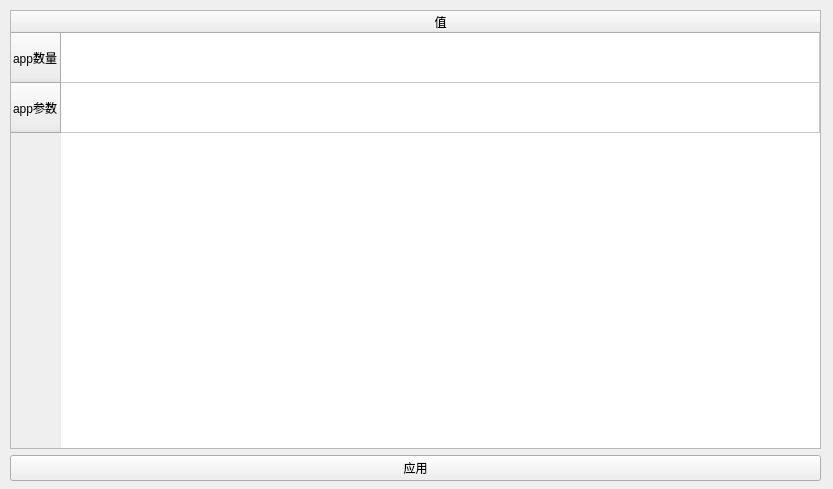
tocods/jobSimQt, file UI/Network/Host/edit_host_netargs_rdma.ui: the form before one commit.
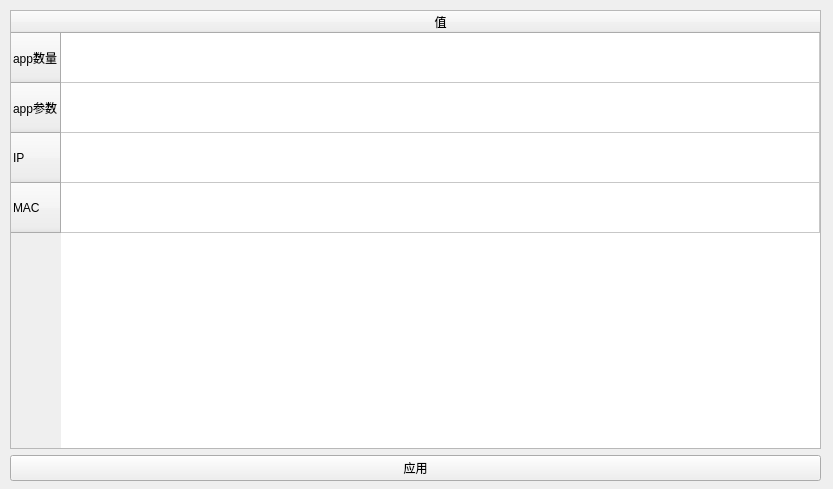
The form after the commit.

The edit to the form file:
```diff
--- a/UI/Network/Host/edit_host_netargs_rdma.ui
+++ b/UI/Network/Host/edit_host_netargs_rdma.ui
@@ -62,6 +62,16 @@
         <string>app参数</string>
        </property>
       </row>
+      <row>
+       <property name="text">
+        <string>IP</string>
+       </property>
+      </row>
+      <row>
+       <property name="text">
+        <string>MAC</string>
+       </property>
+      </row>
       <column>
        <property name="text">
         <string>值</string>
```
